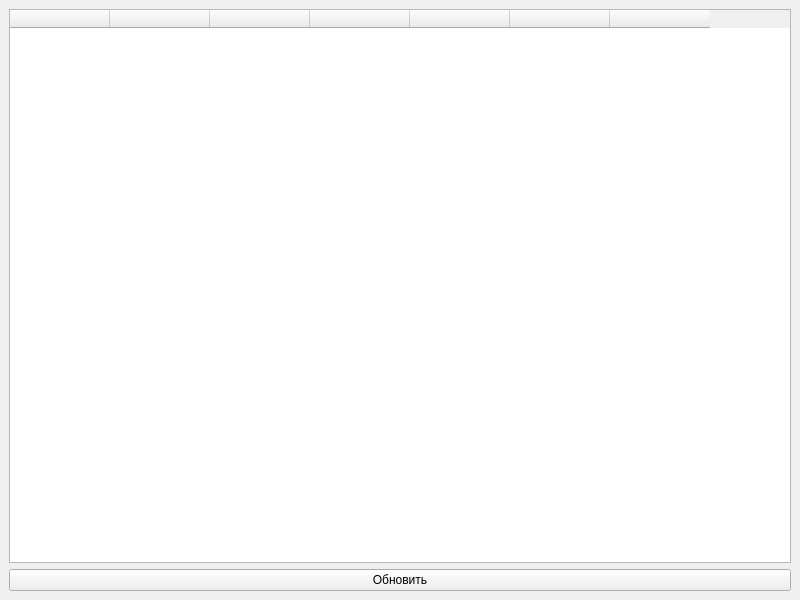
Above: main.ui from yymato/LMS_espresso before the change. Below: the same form after it.
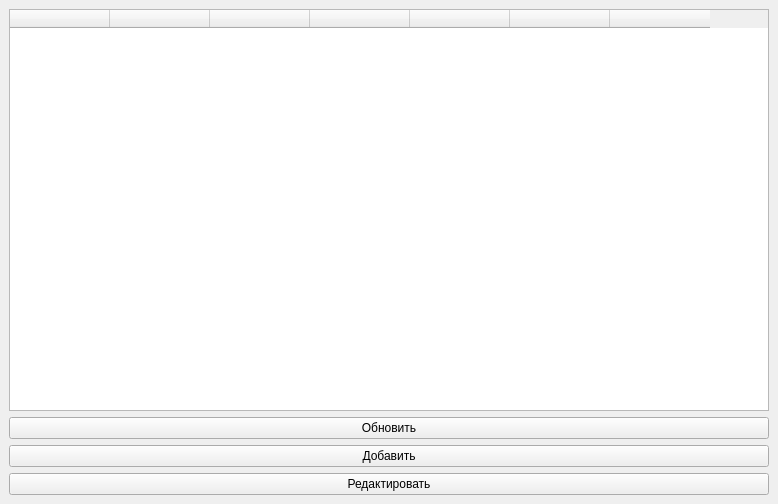
That is the form after the change.

Commit message: Коммит для задачи Капучино

Diff of the .ui file:
```diff
--- a/main.ui
+++ b/main.ui
@@ -6,8 +6,8 @@
    <rect>
     <x>0</x>
     <y>0</y>
-    <width>800</width>
-    <height>600</height>
+    <width>778</width>
+    <height>504</height>
    </rect>
   </property>
   <property name="windowTitle">
@@ -61,6 +61,20 @@
       </property>
      </widget>
     </item>
+    <item>
+     <widget class="QPushButton" name="add_button">
+      <property name="text">
+       <string>Добавить</string>
+      </property>
+     </widget>
+    </item>
+    <item>
+     <widget class="QPushButton" name="edit_button">
+      <property name="text">
+       <string>Редактировать</string>
+      </property>
+     </widget>
+    </item>
    </layout>
   </widget>
  </widget>
```
The commit also changes 2 other files.
